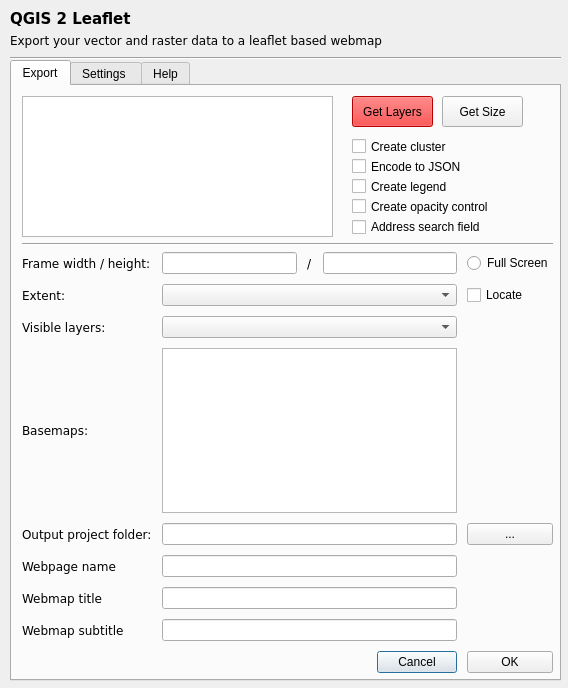
First picture: the form in ui_qgis2leaf.ui, repository Geolicious/qgis2leaf, before the edit.
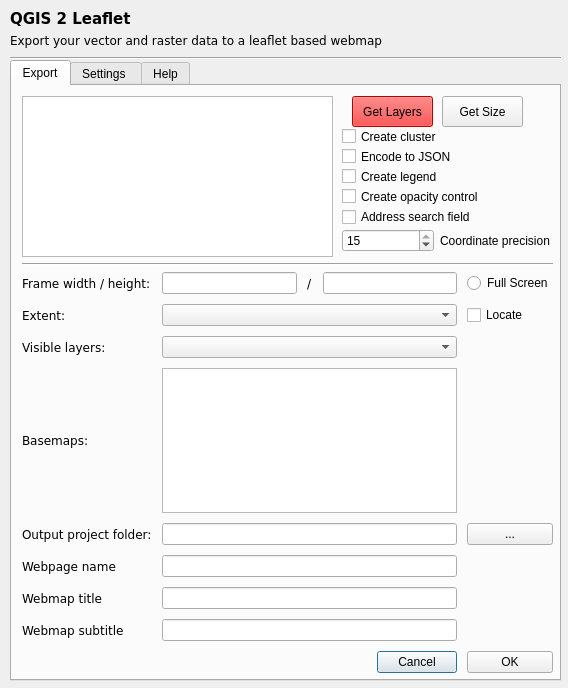
Second picture: the form after the edit.

Commit message: new precision field

```diff
--- a/ui_qgis2leaf.ui
+++ b/ui_qgis2leaf.ui
@@ -87,7 +87,7 @@
        <x>10</x>
        <y>10</y>
        <width>311</width>
-       <height>141</height>
+       <height>161</height>
       </rect>
      </property>
     </widget>
@@ -95,9 +95,9 @@
      <property name="geometry">
       <rect>
        <x>10</x>
-       <y>166</y>
+       <y>186</y>
        <width>531</width>
-       <height>421</height>
+       <height>401</height>
       </rect>
      </property>
      <layout class="QGridLayout" name="gridLayout">
@@ -301,7 +301,7 @@
      <property name="geometry">
       <rect>
        <x>10</x>
-       <y>150</y>
+       <y>170</y>
        <width>531</width>
        <height>16</height>
       </rect>
@@ -754,8 +754,8 @@
     <widget class="QCheckBox" name="encode2JSON">
      <property name="geometry">
       <rect>
-       <x>340</x>
-       <y>70</y>
+       <x>330</x>
+       <y>60</y>
        <width>151</width>
        <height>21</height>
       </rect>
@@ -770,8 +770,8 @@
     <widget class="QCheckBox" name="createcluster">
      <property name="geometry">
       <rect>
-       <x>340</x>
-       <y>50</y>
+       <x>330</x>
+       <y>40</y>
        <width>151</width>
        <height>21</height>
       </rect>
@@ -786,8 +786,8 @@
     <widget class="QCheckBox" name="createlegend">
      <property name="geometry">
       <rect>
-       <x>340</x>
-       <y>90</y>
+       <x>330</x>
+       <y>80</y>
        <width>151</width>
        <height>21</height>
       </rect>
@@ -805,8 +805,8 @@
      </property>
      <property name="geometry">
       <rect>
-       <x>340</x>
-       <y>110</y>
+       <x>330</x>
+       <y>100</y>
        <width>186</width>
        <height>21</height>
       </rect>
@@ -824,8 +824,8 @@
     <widget class="QCheckBox" name="address">
      <property name="geometry">
       <rect>
-       <x>340</x>
-       <y>130</y>
+       <x>330</x>
+       <y>120</y>
        <width>181</width>
        <height>22</height>
       </rect>
@@ -834,6 +834,38 @@
       <string>Address search field</string>
      </property>
     </widget>
+    <widget class="QWidget" name="">
+     <property name="geometry">
+      <rect>
+       <x>330</x>
+       <y>140</y>
+       <width>208</width>
+       <height>29</height>
+      </rect>
+     </property>
+     <layout class="QHBoxLayout" name="horizontalLayout">
+      <item>
+       <widget class="QSpinBox" name="spinBox">
+        <property name="minimum">
+         <number>1</number>
+        </property>
+        <property name="maximum">
+         <number>15</number>
+        </property>
+        <property name="value">
+         <number>15</number>
+        </property>
+       </widget>
+      </item>
+      <item>
+       <widget class="QLabel" name="label_14">
+        <property name="text">
+         <string>Coordinate precision</string>
+        </property>
+       </widget>
+      </item>
+     </layout>
+    </widget>
    </widget>
    <widget class="QWidget" name="tab_settings">
     <attribute name="title">
```
Left out of the diff: 3 changed lines with no effect on the pictures. The commit also changes 5 other files.
